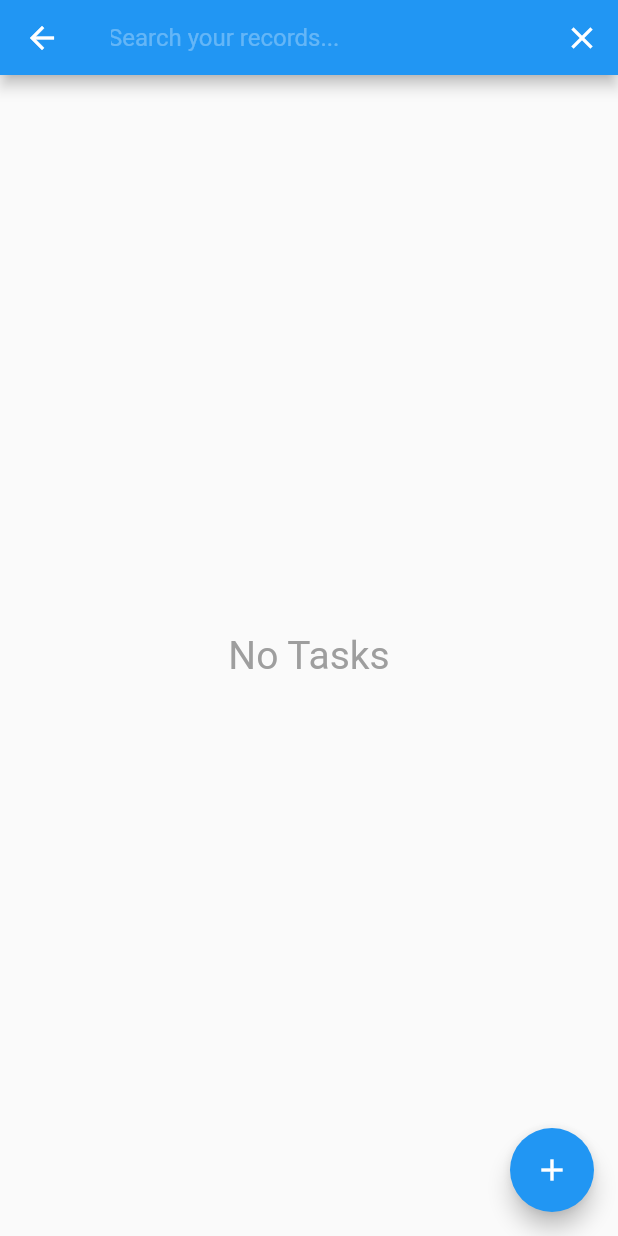
After one commit to autour89/time_sheet, a Flutter app: the screen it shows after launch, after a tap on the "search" icon, on a phone screen of 412 x 824 dp. The commit adds this screen. Run offline on Flutter 3.47's test engine with Material 2 defaults, Android fonts, the phone set to English and light mode, and no system bars; our stand-ins replace flutter_slidable, get.

Commit message:
a bit of refactor 2

```diff
--- /dev/null
+++ b/lib/screens/Widgets/records_list.dart
@@ -0,0 +1,29 @@
+import 'package:flutter/material.dart';
+import 'package:get/get_state_manager/src/simple/get_state.dart';
+import 'package:time_sheet/blocs/HomeBloc.dart';
+import 'package:time_sheet/screens/Widgets/record.dart';
+
+class RecordList extends StatelessWidget {
+  final String _emptyRecordsMessage = 'No Tasks';
+
+  @override
+  Widget build(BuildContext context) {
+    return GetBuilder<HomeBloc>(
+      builder: (c) => c.records.isEmpty
+          ? Center(
+              child: Text(
+                _emptyRecordsMessage,
+                style: TextStyle(fontSize: 26, color: Colors.grey),
+              ),
+            )
+          : InkWell(
+              onTap: () => c.newRecord = false,
+              child: ListView.builder(
+                itemCount: c.records.length,
+                itemBuilder: (context, index) =>
+                    Record(record: c.records[index], index: index),
+              ),
+            ),
+    );
+  }
+}
```
Also changed, not shown: lib/screens/HomePage.dart (+4 -103 lines), lib/screens/Widgets/record.dart (added, +87 -0 lines).
